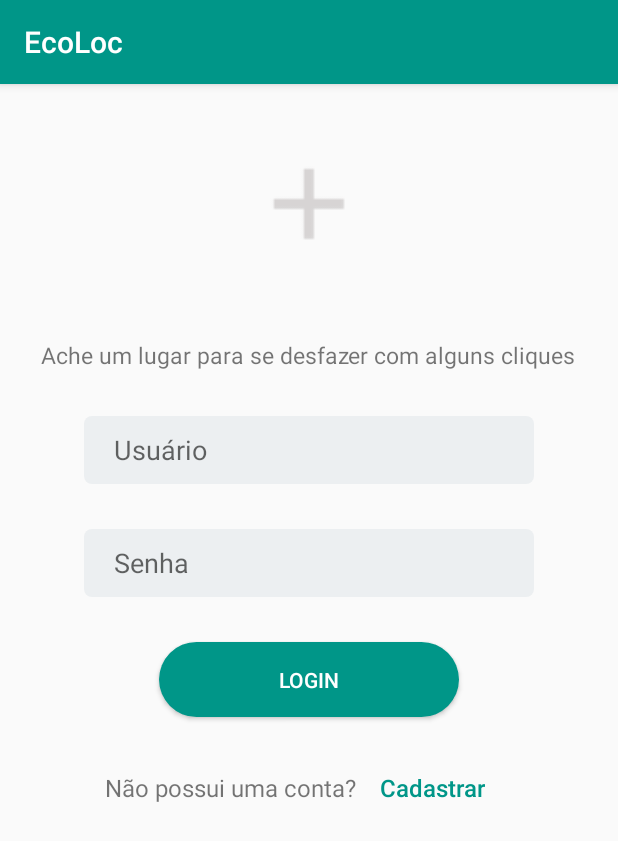
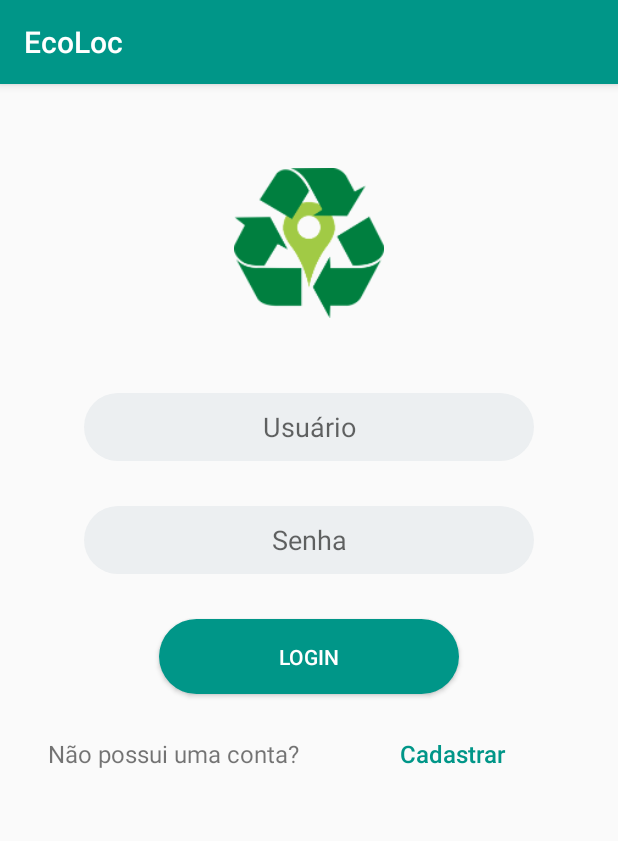
Before and after one commit to FabricaAppU9/EcoLoc, an Android app: the screen it shows after launch (LoginActivity), on a phone screen of 412 x 824 dp. Shown: the top 841 px of the screen. Run offline under Robolectric (Android 15) with nearby library versions, the phone set to English and light mode, and no system bars; libraries missing offline, so code that uses them is left out: retrofit.client.

Commit message:
Editado para Apresentação

```diff
--- a/app/build.gradle
+++ b/app/build.gradle
@@ -10,6 +10,7 @@ android {
         versionCode 1
         versionName "1.0"
         testInstrumentationRunner "android.support.test.runner.AndroidJUnitRunner"
+        multiDexEnabled true
     }
     buildTypes {
         release {
@@ -24,6 +25,7 @@ dependencies {
     androidTestCompile('com.android.support.test.espresso:espresso-core:2.2.2', {
         exclude group: 'com.android.support', module: 'support-annotations'
     })
+    compile 'de.hdodenhof:circleimageview:2.2.0'
     compile 'com.android.support:appcompat-v7:25.3.1'
     compile 'com.android.support.constraint:constraint-layout:1.0.2'
     compile 'com.roughike:bottom-bar:2.3.1'
--- a/app/src/main/AndroidManifest.xml
+++ b/app/src/main/AndroidManifest.xml
@@ -31,7 +31,7 @@
             </intent-filter>
         </activity>
         <activity android:name=".MainActivity" />
-        <activity android:name=".CadastradoActivity" />
+        <activity android:name=".CadastradoActivity" android:label="Cadastrar"  android:parentActivityName=".LoginActivity"/>
 
         <!-- Maps KEY -->
         <meta-data
@@ -39,7 +39,7 @@
             android:value="AIzaSyC9iV62h0a9pKjUnHg2Fksin4C3a_YpDgs" />
         <!-- Maps -->
 
-        <activity android:name=".InfoEnderecoActivity"></activity>
+        <activity android:name=".InfoEnderecoActivity" android:label="Cadastrar Ponto" android:parentActivityName=".MainActivity"/>
     </application>
 
 </manifest>
--- a/app/src/main/java/br/com/fabappu9/ecoloc/CadastradoActivity.java
+++ b/app/src/main/java/br/com/fabappu9/ecoloc/CadastradoActivity.java
@@ -28,6 +28,8 @@ public class CadastradoActivity extends AppCompatActivity {
     protected void onCreate(Bundle savedInstanceState) {
         super.onCreate(savedInstanceState);
         setContentView(R.layout.activity_cadastrado);
+
+        getSupportActionBar().setDisplayHomeAsUpEnabled(true);
 
         txtNome = (TextView) findViewById(R.id.txtNome);
         txtUsuario = (TextView) findViewById(R.id.txtUsuario);
--- a/app/src/main/java/br/com/fabappu9/ecoloc/LoginActivity.java
+++ b/app/src/main/java/br/com/fabappu9/ecoloc/LoginActivity.java
@@ -51,6 +51,9 @@ public class LoginActivity extends AppCompatActivity {
         login.setOnClickListener(new View.OnClickListener() {
             @Override
             public void onClick(View v) {
+                Intent intent1 = new Intent(LoginActivity.this, MainActivity.class);
+                startActivity(intent1);
+                /*
                 String Usuario = user.getText().toString();
                 String Senha = pass.getText().toString();
 
@@ -60,6 +63,7 @@ public class LoginActivity extends AppCompatActivity {
                     configurarCallback();
                     new APIClient().getRestService().setUsuarioLoginDTO("12345", "GETLOGARUSUARIO", Usuario, Senha, respostaCallback);
                 }
+                */
             }
         });
     }
--- a/app/src/main/res/drawable/rounded_edit_text.xml
+++ b/app/src/main/res/drawable/rounded_edit_text.xml
@@ -2,9 +2,5 @@
 <shape  xmlns:android="http://schemas.android.com/apk/res/android"
     android:shape="rectangle" android:padding="10dp">
     <solid android:color="#ECEFF1" />
-    <corners
-        android:bottomRightRadius="5dp"
-        android:bottomLeftRadius="5dp"
-        android:topLeftRadius="5dp"
-        android:topRightRadius="5dp" />
+    <corners android:radius="25dp"/>
 </shape>
--- a/app/src/main/res/layout/activity_login.xml
+++ b/app/src/main/res/layout/activity_login.xml
@@ -6,51 +6,42 @@
     android:layout_width="match_parent"
     android:layout_height="match_parent"
     android:orientation="vertical"
+    android:layout_margin="16dp"
     tools:context="br.com.fabappu9.ecoloc.CadastradoActivity">
 
-    <LinearLayout
-        android:layout_width="match_parent"
-        android:layout_height="match_parent"
-        android:orientation="vertical">
 
     <ImageView
-            android:layout_width="80dp"
-            android:layout_height="80dp"
+        android:layout_width="100dp"
+        android:layout_height="100dp"
         android:layout_gravity="center"
         android:layout_marginBottom="50dp"
         android:layout_marginTop="40dp"
-            android:src="@drawable/ic_logo_cadastrar" />
+        android:src="@drawable/ecoloc" />
 
-
-        <TextView
-            android:layout_width="wrap_content"
-            android:layout_height="wrap_content"
-            android:layout_gravity="center"
-            android:layout_marginBottom="30dp"
-            android:text="Ache um lugar para se desfazer com alguns cliques"
-            android:textSize="15dp" />
 
     <EditText
         android:id="@+id/txtLoginUser"
         android:layout_width="300dp"
         android:layout_height="45dp"
         android:layout_gravity="center"
+        android:ellipsize="start"
+        android:gravity="center"
         android:background="@drawable/rounded_edit_text"
         android:hint="Usuário"
-            android:inputType="text"
-            android:paddingLeft="20dp" />
+        android:inputType="text" />
 
     <EditText
         android:id="@+id/txtLoginPass"
         android:layout_width="300dp"
         android:layout_height="45dp"
+        android:ellipsize="start"
+        android:gravity="center"
         android:layout_gravity="center"
         android:layout_marginBottom="30dp"
         android:layout_marginTop="30dp"
         android:background="@drawable/rounded_edit_text"
         android:hint="Senha"
-            android:inputType="textPassword"
-            android:paddingLeft="20dp" />
+        android:inputType="textPassword" />
 
     <Button
         android:id="@+id/LoginButton"
@@ -63,35 +54,31 @@
 
     <LinearLayout
         android:layout_width="match_parent"
-            android:layout_height="match_parent"
+        android:weightSum="2"
+        android:layout_margin="16dp"
+        android:layout_height="wrap_content"
         android:orientation="horizontal">
 
         <TextView
             android:id="@+id/textView"
-                android:layout_width="wrap_content"
+            android:layout_width="0dp"
+            android:layout_weight="1.3"
             android:layout_height="wrap_content"
-                android:layout_marginTop="20dp"
-                android:layout_marginStart="70dp"
             android:text="Não possui uma conta? "
-                android:textSize="16sp"
-                tools:layout_editor_absoluteX="78dp"
-                tools:layout_editor_absoluteY="336dp" />
+            android:textSize="16sp" />
 
 
         <Button
             android:id="@+id/CadastrarButton"
-                style="@style/Widget.AppCompat.Button.ButtonBar.AlertDialog"
-                android:layout_width="wrap_content"
+            android:layout_width="0dp"
+            android:layout_weight=".5"
             android:layout_height="wrap_content"
-                android:layout_marginTop="20dp"
             android:text="Cadastrar"
             android:textAllCaps="false"
+            android:background="@android:color/transparent"
             android:textColor="@color/colorPrimary"
-                android:textSize="16sp"
-                />
+            android:textSize="16sp"/>
 
     </LinearLayout>
 
 </LinearLayout>
-
-</LinearLayout>
```
Also changed, not shown: app/src/main/java/br/com/fabappu9/ecoloc/InfoEnderecoActivity.java (+5 -3 lines), app/src/main/java/br/com/fabappu9/ecoloc/Localizador.java (added, +37 -0 lines), app/src/main/java/br/com/fabappu9/ecoloc/MapaFragment.java (+10 -8 lines), app/src/main/res/drawable/borda_imagem.xml (added, +12 -0 lines), app/src/main/res/layout/activity_cadastrado.xml (+19 -16 lines), app/src/main/res/layout/activity_info_endereco.xml (+41 -12 lines), app/src/main/res/layout/perfil.xml (+100 -27 lines), app/src/main/res/drawable-xxhdpi/ecoloc.png (added), app/src/main/res/drawable/modelo.jpg (added), 291 other files. Lines whose indentation alone changed are shown as unchanged.
